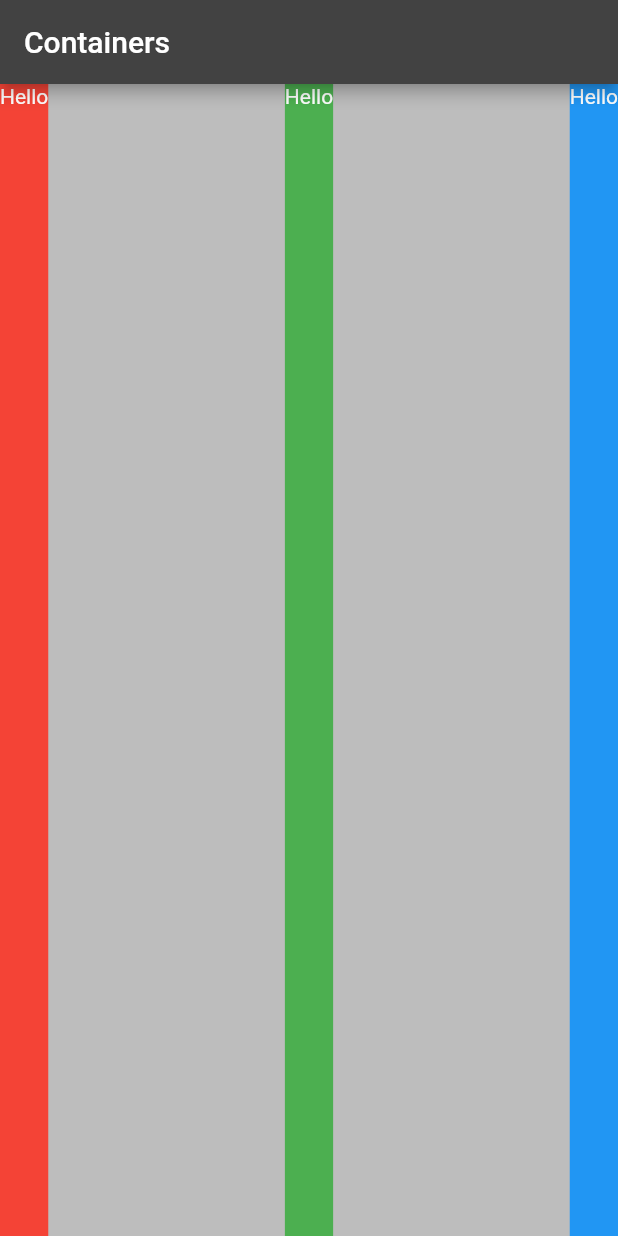
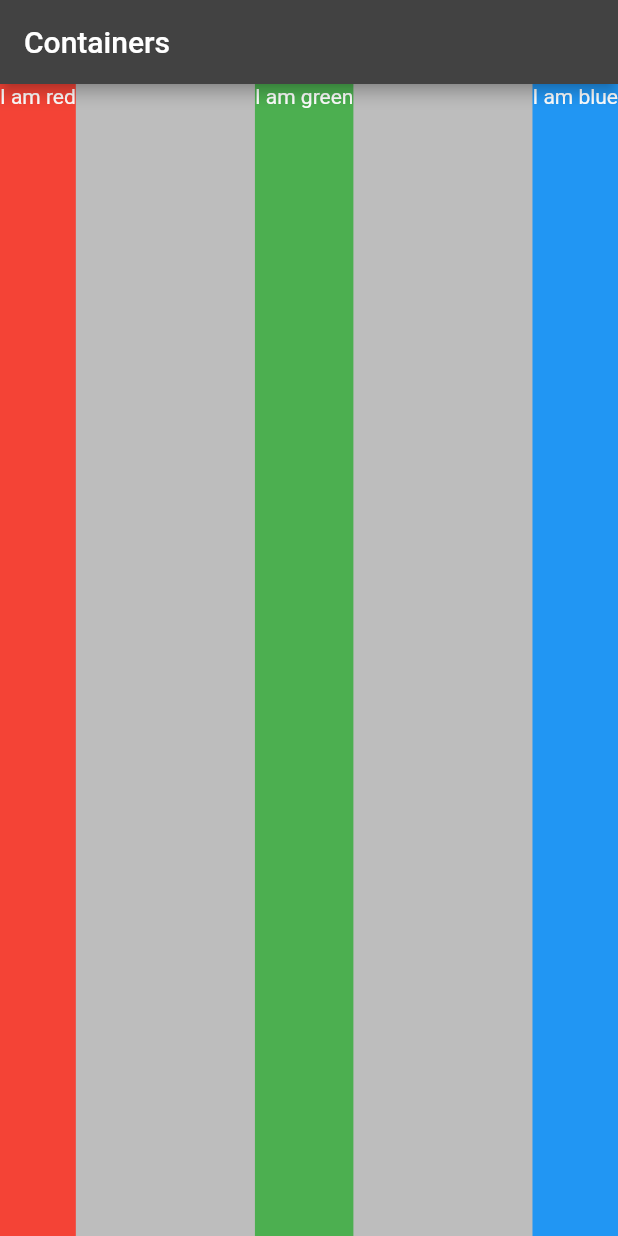
Before and after one commit to axis1410/container_training, a Flutter app: the screen it shows after launch, on a phone screen of 412 x 824 dp. Run offline on Flutter 3.47's test engine with Material 2 defaults, Android fonts, the phone set to English and light mode, and no system bars.

Commit message:
UI1 Complete

```diff
--- a/lib/main.dart
+++ b/lib/main.dart
@@ -35,15 +35,15 @@ class HomePage extends StatelessWidget {
         children: [
           Container(
             color: Colors.red,
-            child: const Text('Hello'),
+            child: const Text('I am red'),
           ),
           Container(
             color: Colors.green,
-            child: const Text('Hello'),
+            child: const Text('I am green'),
           ),
           Container(
             color: Colors.blue,
-            child: const Text('Hello'),
+            child: const Text('I am blue'),
           ),
         ],
       ),
```
